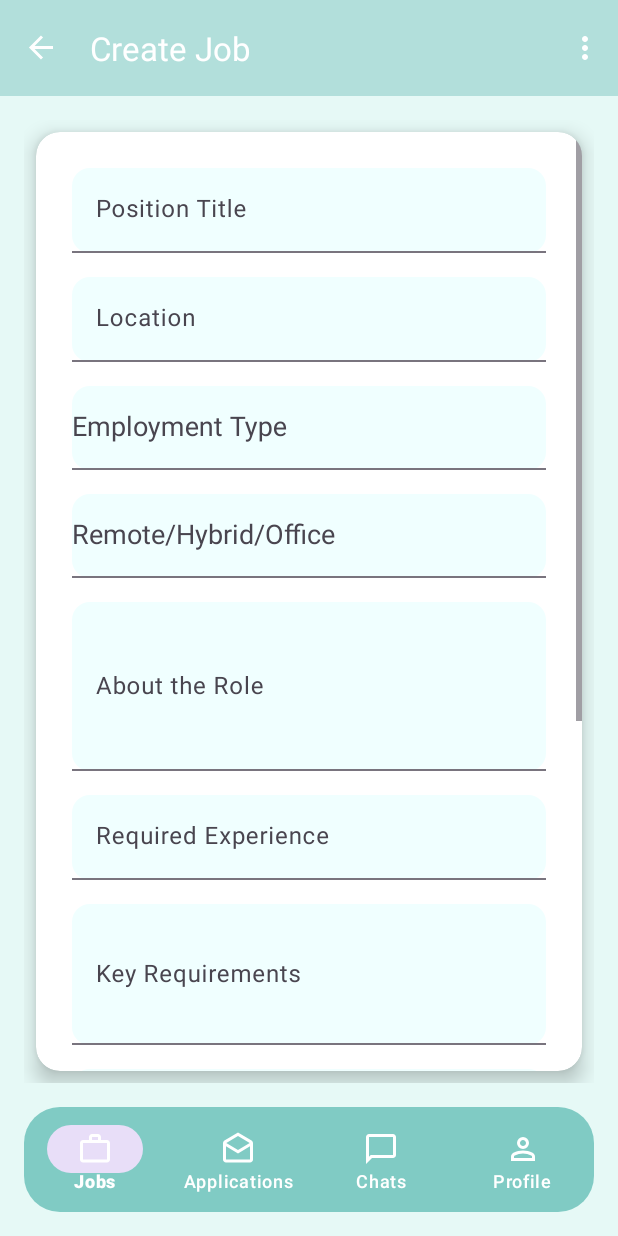
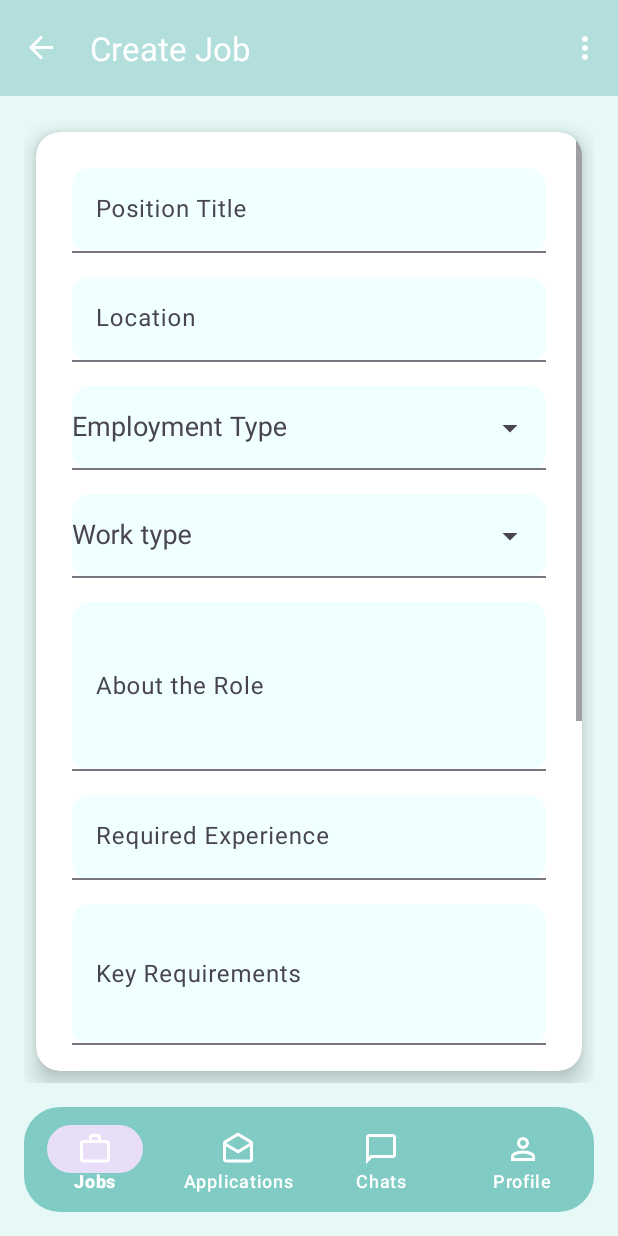
Before and after one commit to Engeliiica/GradConnect, an Android app: the EmployerCreateEditJobFragment screen opened through its navigation route, on a phone screen of 412 x 824 dp. Run offline under Robolectric (Android 15) with nearby library versions, the phone set to English and light mode, and no system bars; our stand-ins replace CircleImageView, Firebase (no records; nobody signed in at launch, a user with empty details on screens opened directly), navigation-ui.

Commit message:
Added job type and work Type dropdowns

```diff
--- a/app/src/main/java/com/pbde/gradconnect/screens/employer/jobs/EmployerCreateEditJobFragment.java
+++ b/app/src/main/java/com/pbde/gradconnect/screens/employer/jobs/EmployerCreateEditJobFragment.java
@@ -64,6 +64,8 @@ public class EmployerCreateEditJobFragment extends Fragment {
                 jobTypes
         );
         jobTypeInput.setAdapter(jobTypeAdapter);
+        jobTypeInput.setThreshold(1); // Show dropdown after typing 1 character
+        jobTypeInput.setOnClickListener(v -> jobTypeInput.showDropDown()); // Show dropdown on click
 
         // Setup work mode dropdown
         AutoCompleteTextView workModeInput = view.findViewById(R.id.workModeInput);
@@ -74,6 +76,8 @@ public class EmployerCreateEditJobFragment extends Fragment {
                 workModes
         );
         workModeInput.setAdapter(workModeAdapter);
+        workModeInput.setThreshold(1); // Show dropdown after typing 1 character
+        workModeInput.setOnClickListener(v -> workModeInput.showDropDown()); // Show dropdown on click
 
         // Observe job data for editing
         viewModel.getJobData().observe(getViewLifecycleOwner(), job -> {
--- a/app/src/main/res/layout/fragment_employer_create_edit_job.xml
+++ b/app/src/main/res/layout/fragment_employer_create_edit_job.xml
@@ -84,7 +84,8 @@
                     app:boxCornerRadiusTopStart="12dp"
                     app:boxCornerRadiusTopEnd="12dp"
                     app:boxCornerRadiusBottomStart="12dp"
-                    app:boxCornerRadiusBottomEnd="12dp">
+                    app:boxCornerRadiusBottomEnd="12dp"
+                    app:endIconMode="dropdown_menu">
 
                     <AutoCompleteTextView
                         android:id="@+id/jobTypeInput"
@@ -98,14 +99,15 @@
                     android:id="@+id/workModeInputLayout"
                     android:layout_width="match_parent"
                     android:layout_height="wrap_content"
-                    android:hint="Remote/Hybrid/Office"
+                    android:hint="Work type"
                     android:layout_marginBottom="16dp"
                     app:boxBackgroundColor="#F0FFFF"
                     app:boxBackgroundMode="filled"
                     app:boxCornerRadiusTopStart="12dp"
                     app:boxCornerRadiusTopEnd="12dp"
                     app:boxCornerRadiusBottomStart="12dp"
-                    app:boxCornerRadiusBottomEnd="12dp">
+                    app:boxCornerRadiusBottomEnd="12dp"
+                    app:endIconMode="dropdown_menu">
 
                     <AutoCompleteTextView
                         android:id="@+id/workModeInput"
```
Also changed, not shown: 1 other file.
